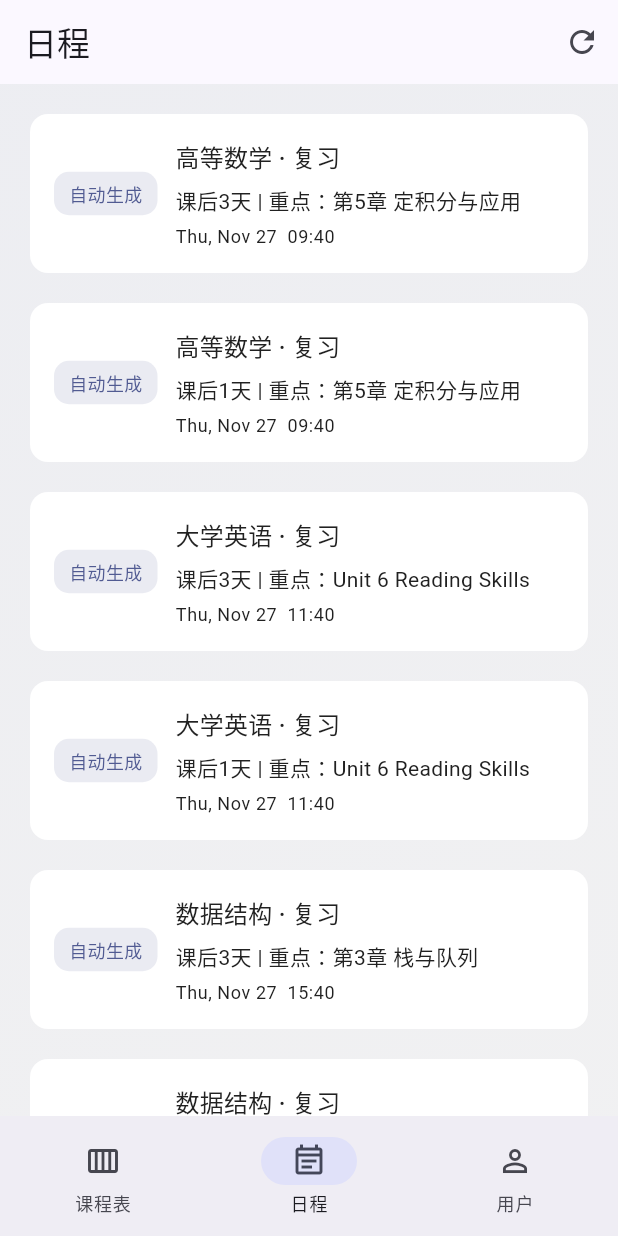
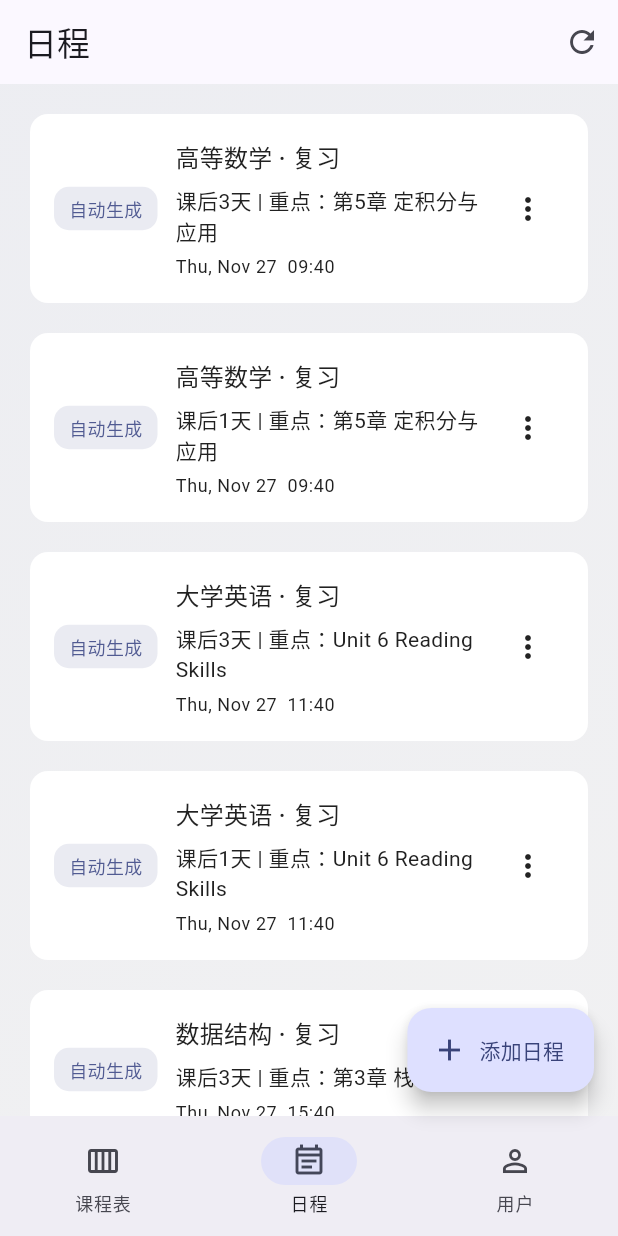
Before and after one commit to enanandesu/remind, a Flutter app: the screen it shows after launch, item 2 of the bottom bar chosen, on a phone screen of 412 x 824 dp. Run offline on Flutter 3.47's test engine with Material 3 defaults, Android fonts, the phone set to English and light mode, and no system bars.

Commit message:
完善日程管理功能
添加了手动添加日程，以及日程编辑和删除的功能，并且支持滑动删除

```diff
--- a/lib/main.dart
+++ b/lib/main.dart
@@ -39,6 +39,7 @@ class _HomeShellState extends State<HomeShell> {
   int _currentIndex = 0;
   late final ScheduleService _scheduleService;
   late Future<WeeklyScheduleOverview> _overviewFuture;
+  final GlobalKey<AgendaTabState> _agendaKey = GlobalKey<AgendaTabState>();
 
   @override
   void initState() {
@@ -111,7 +112,7 @@ class _HomeShellState extends State<HomeShell> {
         final overview = snapshot.data!;
         final pages = [
           TimetableTab(weekDays: overview.weekDays),
-          AgendaTab(items: overview.scheduleItems),
+          AgendaTab(key: _agendaKey, items: overview.scheduleItems),
           const UserTab(),
         ];
 
@@ -126,11 +127,16 @@ class _HomeShellState extends State<HomeShell> {
           body: Stack(
             children: [
               gradientBackground,
-              SafeArea(
-                child: IndexedStack(index: _currentIndex, children: pages),
-              ),
+              SafeArea(child: IndexedStack(index: _currentIndex, children: pages)),
             ],
           ),
+          floatingActionButton: _currentIndex == 1
+              ? FloatingActionButton.extended(
+                  onPressed: () => _agendaKey.currentState?.createSchedule(context),
+                  icon: const Icon(Icons.add),
+                  label: const Text('添加日程'),
+                )
+              : null,
           bottomNavigationBar: NavigationBar(
             selectedIndex: _currentIndex,
             onDestinationSelected: (index) => setState(() => _currentIndex = index),
@@ -305,24 +311,142 @@ class TimetableTab extends StatelessWidget {
   }
 }
 
-class AgendaTab extends StatelessWidget {
+class AgendaTab extends StatefulWidget {
   const AgendaTab({super.key, required this.items});
 
   final List<ScheduleItem> items;
 
   @override
+  State<AgendaTab> createState() => AgendaTabState();
+}
+
+class AgendaTabState extends State<AgendaTab> {
+  late List<ScheduleItem> _items;
+
+  @override
+  void initState() {
+    super.initState();
+    _items = List.of(widget.items);
+  }
+
+  void createSchedule(BuildContext context) {
+    _openEditDialog(context);
+  }
+
+  void _openEditDialog(BuildContext context, {ScheduleItem? origin, int? index}) async {
+    final titleCtrl = TextEditingController(text: origin?.title ?? '');
+    final detailCtrl = TextEditingController(text: origin?.detail ?? '');
+    DateTime selected = origin?.time ?? DateTime.now();
+
+    Future<void> pickDateTime() async {
+      final date = await showDatePicker(
+        context: context,
+        initialDate: selected,
+        firstDate: DateTime.now().subtract(const Duration(days: 365)),
+        lastDate: DateTime.now().add(const Duration(days: 365)),
+      );
+      if (date == null) return;
+      final time = await showTimePicker(
+        context: context,
+        initialTime: TimeOfDay.fromDateTime(selected),
+      );
+      if (time == null) return;
+      selected = DateTime(date.year, date.month, date.day, time.hour, time.minute);
+    }
+
+    final saved = await showDialog<bool>(
+      context: context,
+      builder: (ctx) {
+        return AlertDialog(
+          title: Text(origin == null ? '添加日程' : '编辑日程'),
+          content: SingleChildScrollView(
+            child: Column(
+              mainAxisSize: MainAxisSize.min,
+              children: [
+                TextField(controller: titleCtrl, decoration: const InputDecoration(labelText: '标题')),
+                TextField(controller: detailCtrl, decoration: const InputDecoration(labelText: '详情'), maxLines: 2),
+                const SizedBox(height: 12),
+                Row(
+                  children: [
+                    const Icon(Icons.schedule, size: 18),
+                    const SizedBox(width: 6),
+                    Expanded(
+                      child: Text(
+                        '${selected.year}-${selected.month.toString().padLeft(2, '0')}-${selected.day.toString().padLeft(2, '0')} '
+                        '${selected.hour.toString().padLeft(2, '0')}:${selected.minute.toString().padLeft(2, '0')}',
+                      ),
+                    ),
+                    TextButton(onPressed: pickDateTime, child: const Text('选择时间')),
+                  ],
+                ),
+              ],
+            ),
+          ),
+          actions: [
+            TextButton(onPressed: () => Navigator.pop(ctx, false), child: const Text('取消')),
+            ElevatedButton(onPressed: () => Navigator.pop(ctx, true), child: const Text('保存')),
+          ],
+        );
+      },
+    );
+
+    if (saved != true) return;
+    final newItem = ScheduleItem(
+      title: titleCtrl.text.isEmpty ? '未命名日程' : titleCtrl.text,
+      detail: detailCtrl.text,
+      time: selected,
+      isAuto: false,
+    );
+
+    setState(() {
+      if (index != null) {
+        _items[index] = newItem;
+      } else {
+        _items.add(newItem);
+      }
+      _items.sort((a, b) => a.time.compareTo(b.time));
+    });
+  }
+
+  void _deleteItem(int index) {
+    setState(() {
+      _items.removeAt(index);
+    });
+  }
+
+  @override
   Widget build(BuildContext context) {
-    if (items.isEmpty) {
+    if (_items.isEmpty) {
       return const Center(child: Text('今天没有待办，保持良好作息'));
     }
     return ListView.separated(
       padding: const EdgeInsets.fromLTRB(16, 16, 16, 24),
       itemBuilder: (context, index) {
-        final item = items[index];
-        return _ScheduleItemCard(item: item);
+        final item = _items[index];
+        return Dismissible(
+          key: ValueKey('${item.title}-${item.time.toIso8601String()}-$index'),
+          background: Container(
+            color: Colors.red.withOpacity(0.8),
+            alignment: Alignment.centerLeft,
+            padding: const EdgeInsets.only(left: 16),
+            child: const Icon(Icons.delete, color: Colors.white),
+          ),
+          secondaryBackground: Container(
+            color: Colors.red.withOpacity(0.8),
+            alignment: Alignment.centerRight,
+            padding: const EdgeInsets.only(right: 16),
+            child: const Icon(Icons.delete, color: Colors.white),
+          ),
+          onDismissed: (_) => _deleteItem(index),
+          child: _ScheduleItemCard(
+            item: item,
+            onEdit: () => _openEditDialog(context, origin: item, index: index),
+            onDelete: () => _deleteItem(index),
+          ),
+        );
       },
       separatorBuilder: (context, index) => const SizedBox(height: 12),
-      itemCount: items.length,
+      itemCount: _items.length,
     );
   }
 }
@@ -435,9 +559,11 @@ class _UserSettingTile extends StatelessWidget {
 }
 
 class _ScheduleItemCard extends StatelessWidget {
-  const _ScheduleItemCard({required this.item});
+  const _ScheduleItemCard({required this.item, this.onEdit, this.onDelete});
 
   final ScheduleItem item;
+  final VoidCallback? onEdit;
+  final VoidCallback? onDelete;
 
   @override
   Widget build(BuildContext context) {
@@ -485,6 +611,19 @@ class _ScheduleItemCard extends StatelessWidget {
                 ],
               ),
             ),
+            PopupMenuButton<String>(
+              onSelected: (value) {
+                if (value == 'edit') {
+                  onEdit?.call();
+                } else if (value == 'delete') {
+                  onDelete?.call();
+                }
+              },
+              itemBuilder: (context) => const [
+                PopupMenuItem(value: 'edit', child: Text('编辑')),
+                PopupMenuItem(value: 'delete', child: Text('删除')),
+              ],
+            )
           ],
         ),
       ),
@@ -608,13 +747,13 @@ class ScheduleService {
       ScheduleItem(
         title: '图书馆自习',
         detail: '完成高数作业 + 预习下一章',
-        time: todayStart.add(const Duration(hours: 19, minutes: 0)),
+        time: todayStart.add(const Duration(hours: 19)),
         isAuto: false,
       ),
       ScheduleItem(
         title: '社团会议',
         detail: '复盘本周活动，安排下周任务',
-        time: todayStart.add(const Duration(hours: 21, minutes: 0)),
+        time: todayStart.add(const Duration(hours: 21)),
         isAuto: false,
       ),
     ]);
@@ -639,7 +778,7 @@ class MockScheduleRepository implements ScheduleRepository {
         Lesson(
           courseName: '职业规划',
           teacher: '周老师',
-          startTime: dayStart.add(const Duration(hours: 10, minutes: 0)),
+          startTime: dayStart.add(const Duration(hours: 10)),
           endTime: dayStart.add(const Duration(hours: 11, minutes: 30)),
           topic: '简历与面试技巧',
           location: '学生中心201',
@@ -652,7 +791,7 @@ class MockScheduleRepository implements ScheduleRepository {
         Lesson(
           courseName: '心理健康',
           teacher: '黄老师',
-          startTime: dayStart.add(const Duration(hours: 15, minutes: 0)),
+          startTime: dayStart.add(const Duration(hours: 15)),
           endTime: dayStart.add(const Duration(hours: 16, minutes: 30)),
           topic: '压力管理与自我调节',
           location: '教学楼C区102',
@@ -668,7 +807,7 @@ class MockScheduleRepository implements ScheduleRepository {
       Lesson(
         courseName: '高等数学',
         teacher: '王老师',
-        startTime: dayStart.add(const Duration(hours: 8, minutes: 0)),
+        startTime: dayStart.add(const Duration(hours: 8)),
         endTime: dayStart.add(const Duration(hours: 9, minutes: 40)),
         topic: '第5章 定积分与应用',
         location: '教学楼A区205',
@@ -684,7 +823,7 @@ class MockScheduleRepository implements ScheduleRepository {
       Lesson(
         courseName: '数据结构',
         teacher: '陈老师',
-        startTime: dayStart.add(const Duration(hours: 14, minutes: 0)),
+        startTime: dayStart.add(const Duration(hours: 14)),
         endTime: dayStart.add(const Duration(hours: 15, minutes: 40)),
         topic: '第3章 栈与队列',
         location: '信息楼C区101',
```
